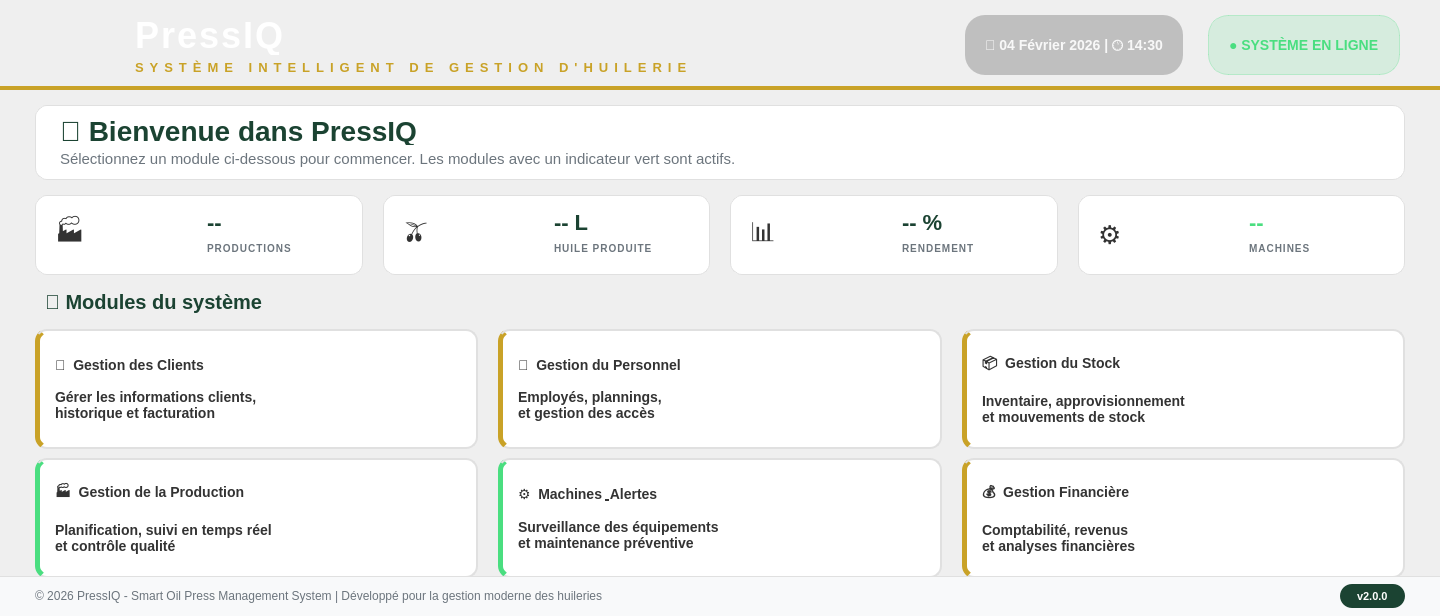
The window that menu/menu.ui (hedi1-1/oil-press-management-) describes before a commit, drawn with Qt 5.
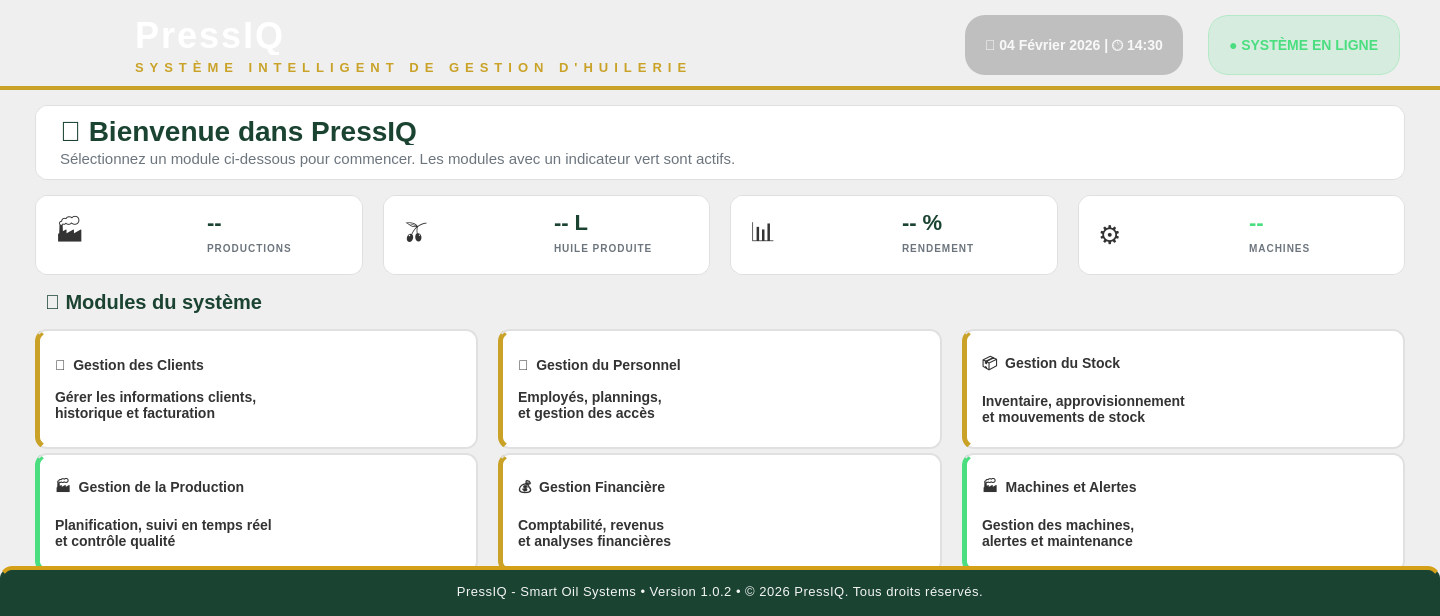
The same window after the commit. Icons and pictures are not drawn.

Commit message: Update oil press management system - UI improvements and bug fixes

Patch:
```diff
--- a/menu/menu.ui
+++ b/menu/menu.ui
@@ -130,8 +130,8 @@
 QPushButton#btnUserStaffManagement,
 QPushButton#btnStockManagement,
 QPushButton#btnProductionManagement,
-QPushButton#btnMachineAlertManagement,
-QPushButton#btnFinanceManagement {
+QPushButton#btnFinanceManagement,
+QPushButton#btnMachineAlertManagement {
     background-color: white;
     color: #333;
     border: 2px solid #e0e0e0;
@@ -149,8 +149,8 @@
 QPushButton#btnUserStaffManagement:hover,
 QPushButton#btnStockManagement:hover,
 QPushButton#btnProductionManagement:hover,
-QPushButton#btnMachineAlertManagement:hover,
-QPushButton#btnFinanceManagement:hover {
+QPushButton#btnFinanceManagement:hover,
+QPushButton#btnMachineAlertManagement:hover {
     background-color: #f8fff8;
     border: 2px solid #1B4332;
     color: #1B4332;
@@ -160,17 +160,14 @@
 QPushButton#btnUserStaffManagement:pressed,
 QPushButton#btnStockManagement:pressed,
 QPushButton#btnProductionManagement:pressed,
-QPushButton#btnMachineAlertManagement:pressed,
-QPushButton#btnFinanceManagement:pressed {
+QPushButton#btnFinanceManagement:pressed,
+QPushButton#btnMachineAlertManagement:pressed {
     background-color: #1B4332;
     color: white;
 }
 
 /* Special styling for active modules */
-QPushButton#btnProductionManagement {
-    border-left: 5px solid #4ADE80;
-}
-
+QPushButton#btnProductionManagement,
 QPushButton#btnMachineAlertManagement {
     border-left: 5px solid #4ADE80;
 }
@@ -184,27 +181,26 @@
 }
 
 /* ─────────────────────────────────────────────────────────────────
-   FOOTER SECTION
+   FOOTER SECTION - MODERN PREMIUM DESIGN
 ───────────────────────────────────────────────────────────────── */
 #footerWidget {
-    background-color: #f8f9fa;
-    border-top: 1px solid #e0e0e0;
+    background-color: #1B4332;
+    border-top: 4px solid #D4A017;
+    border-top-left-radius: 12px;
+    border-top-right-radius: 12px;
 }
 
 #lblFooter {
-    color: #6c757d;
-    font-size: 12px;
+    color: rgba(255, 255, 255, 0.95);
+    font-size: 13px;
+    font-weight: 400;
     font-family: 'Segoe UI', Arial, sans-serif;
+    letter-spacing: 0.5px;
 }
 
 #lblVersion {
-    color: white;
-    font-size: 11px;
-    font-weight: 600;
-    font-family: 'Segoe UI', Arial, sans-serif;
-    padding: 6px 14px;
-    background-color: #1B4332;
-    border-radius: 12px;
+    color: transparent;
+    font-size: 0px;
 }
 
 /* ─────────────────────────────────────────────────────────────────
@@ -752,16 +748,6 @@
           </widget>
          </item>
          <item row="1" column="1">
-          <widget class="QPushButton" name="btnMachineAlertManagement">
-           <property name="text">
-            <string>⚙️  Machines &amp; Alertes
-
-Surveillance des équipements
-et maintenance préventive</string>
-           </property>
-          </widget>
-         </item>
-         <item row="1" column="2">
           <widget class="QPushButton" name="btnFinanceManagement">
            <property name="text">
             <string>💰  Gestion Financière
@@ -771,6 +757,16 @@
            </property>
           </widget>
          </item>
+         <item row="1" column="2">
+          <widget class="QPushButton" name="btnMachineAlertManagement">
+           <property name="text">
+            <string>🏭  Machines et Alertes
+
+Gestion des machines,
+alertes et maintenance</string>
+           </property>
+          </widget>
+         </item>
         </layout>
        </item>
        <item>
@@ -794,55 +790,38 @@
       <property name="minimumSize">
        <size>
         <width>0</width>
-        <height>40</height>
+        <height>50</height>
        </size>
       </property>
       <property name="maximumSize">
        <size>
         <width>16777215</width>
-        <height>40</height>
+        <height>50</height>
        </size>
       </property>
       <layout class="QHBoxLayout" name="footerLayout">
        <property name="spacing">
-        <number>20</number>
+        <number>0</number>
        </property>
        <property name="leftMargin">
-        <number>35</number>
+        <number>0</number>
        </property>
        <property name="topMargin">
-        <number>8</number>
+        <number>0</number>
        </property>
        <property name="rightMargin">
-        <number>35</number>
+        <number>0</number>
        </property>
        <property name="bottomMargin">
-        <number>8</number>
+        <number>0</number>
        </property>
        <item>
         <widget class="QLabel" name="lblFooter">
          <property name="text">
-          <string>© 2026 PressIQ - Smart Oil Press Management System | Développé pour la gestion moderne des huileries</string>
+          <string>PressIQ - Smart Oil Systems • Version 1.0.2 • © 2026 PressIQ. Tous droits réservés.</string>
          </property>
-        </widget>
-       </item>
-       <item>
-        <spacer name="footerSpacer">
-         <property name="orientation">
-          <enum>Qt::Horizontal</enum>
-         </property>
-         <property name="sizeHint" stdset="0">
-          <size>
-           <width>40</width>
-           <height>20</height>
-          </size>
-         </property>
-        </spacer>
-       </item>
-       <item>
-        <widget class="QLabel" name="lblVersion">
-         <property name="text">
-          <string>v2.0.0</string>
+         <property name="alignment">
+          <set>Qt::AlignmentFlag::AlignCenter</set>
          </property>
         </widget>
        </item>
```
The commit also changes 13 other files.
